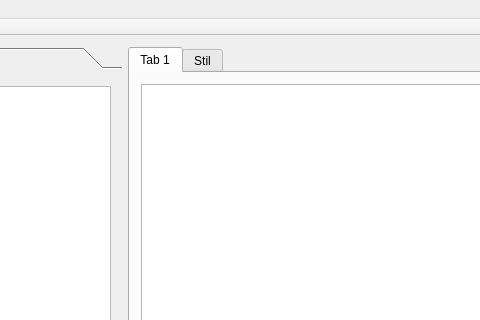
Before: the Qt Designer form mainwindow.ui in awegsche/Ebooks, drawn with Qt 5; both pictures show x 167 to 647 and y 0 to 320 of the 848 by 570 pixel window.
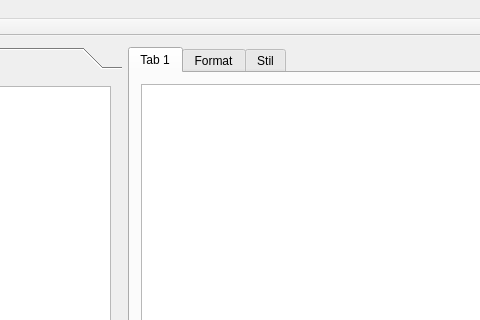
After: the same form once the commit is applied. The open tabs and pages were chosen to show the change.

Commit message: Updated file and format models

What changed in the file:
```diff
--- a/mainwindow.ui
+++ b/mainwindow.ui
@@ -110,6 +110,11 @@
         </item>
        </layout>
       </widget>
+      <widget class="QWidget" name="tab_2">
+       <attribute name="title">
+        <string>Format</string>
+       </attribute>
+      </widget>
       <widget class="QWidget" name="tabStil">
        <attribute name="title">
         <string>Stil</string>
```
Left out of the diff: 2 changed lines with no effect on the pictures. The commit also changes 9 other files.
